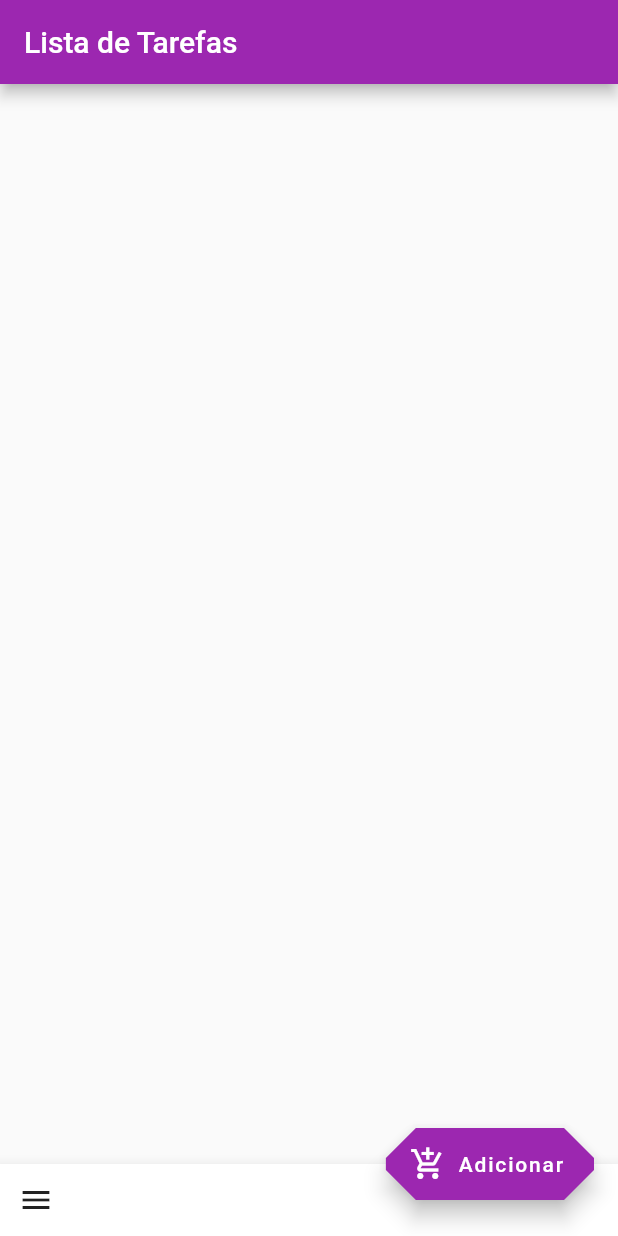
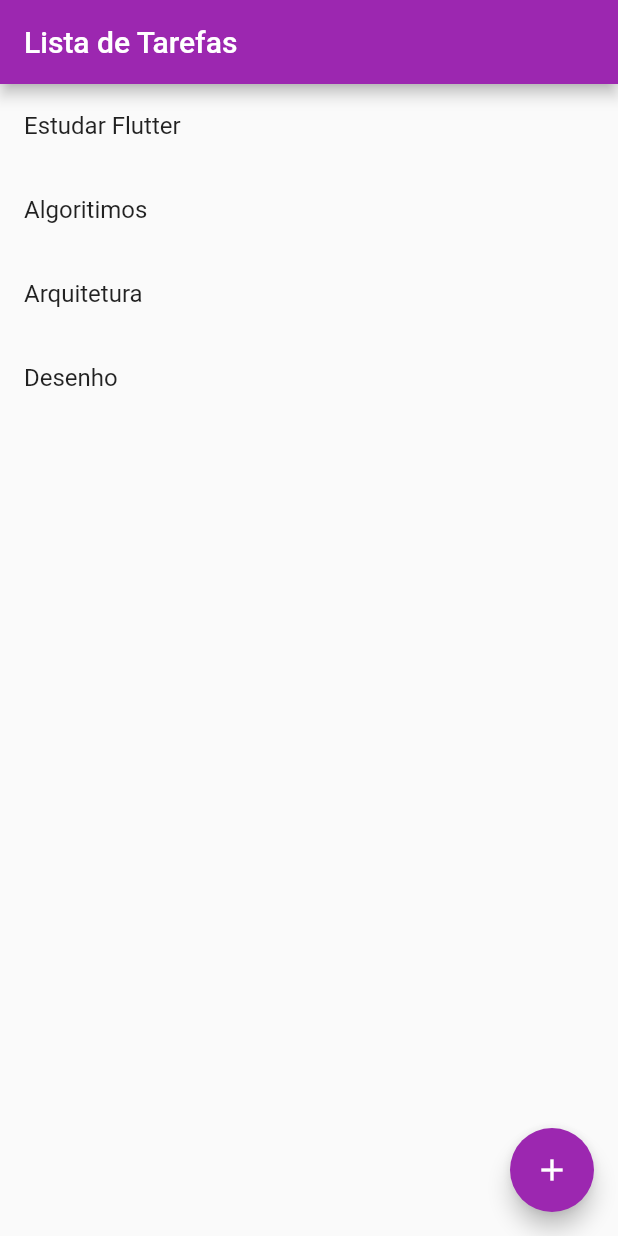
Before and after one commit to paulosales47/AppListaTarefas, a Flutter app: the screen it shows after launch, on a phone screen of 412 x 824 dp. Run offline on Flutter 3.47's test engine with Material 2 defaults, Android fonts, the phone set to English and light mode, and no system bars.

Commit message:
#App8 Lista de tarefas - Criando Interface

```diff
--- a/lib/Home.dart
+++ b/lib/Home.dart
@@ -6,6 +6,9 @@ class Home extends StatefulWidget {
 }
 
 class _HomeState extends State<Home> {
+
+  List _listaTarefas = ["Estudar Flutter", "Algoritimos", "Arquitetura", "Desenho"];
+
   @override
   Widget build(BuildContext context) {
     return Scaffold(
@@ -13,25 +16,48 @@ class _HomeState extends State<Home> {
         title: Text("Lista de Tarefas"),
         backgroundColor: Colors.purple,
       ),
-      body: Container(),
-      bottomNavigationBar: BottomAppBar(
-        child: Row(
-          children: [
-            IconButton(icon: Icon(Icons.menu), onPressed: (){})
-          ],
-        ),
+      body: Column(
+        children: [
+          Expanded(
+            child: ListView.builder(
+                itemCount: _listaTarefas.length,
+                itemBuilder: (context, indice){
+                  return ListTile(
+                    title: Text(_listaTarefas[indice]),
+                  );
+                }),
+          )
+        ],
       ),
-      floatingActionButtonLocation: FloatingActionButtonLocation.endDocked,
-      floatingActionButton: FloatingActionButton.extended(
+      floatingActionButtonLocation: FloatingActionButtonLocation.endFloat,
+      floatingActionButton: FloatingActionButton(
         backgroundColor: Colors.purple,
         foregroundColor: Colors.white,
         elevation: 6,
-        onPressed: (){},
-        icon: Icon(Icons.add_shopping_cart),
-        label: Text("Adicionar"),
-        shape: BeveledRectangleBorder(
-          borderRadius: BorderRadius.circular(20),
-        ),
+        onPressed: (){
+          showDialog(
+              context: context,
+              builder: (context){
+                return AlertDialog(
+                  title: Text("Adicionar tarefa"),
+                  content: TextField(
+                    decoration: InputDecoration(
+                      labelText: "Informe sua tarefa"
+                    ),
+                    onChanged: (valorInformado){
+
+                    },
+                  ),
+                  actions: [
+                    ElevatedButton(onPressed: () => Navigator.pop(context), child: Text("Cancelar")),
+                    ElevatedButton(onPressed: (){
+
+                    }, child: Text("Salvar")),
+                  ],
+                );
+              });
+        },
+        child: Icon(Icons.add),
       ),
     );
   }
```
Also changed, not shown: 1 other file.
